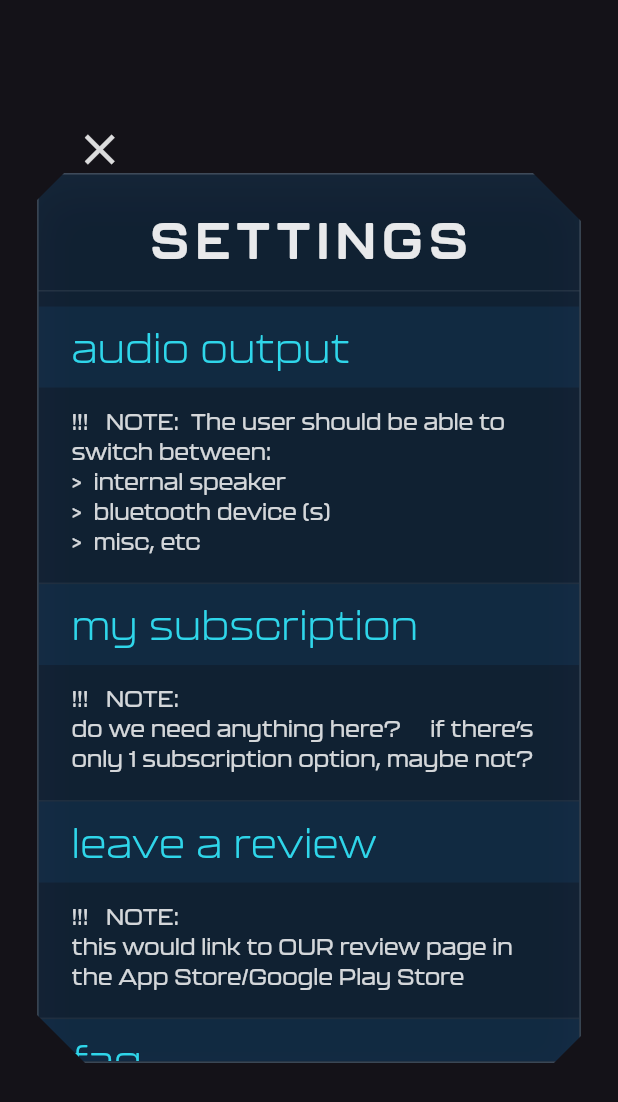
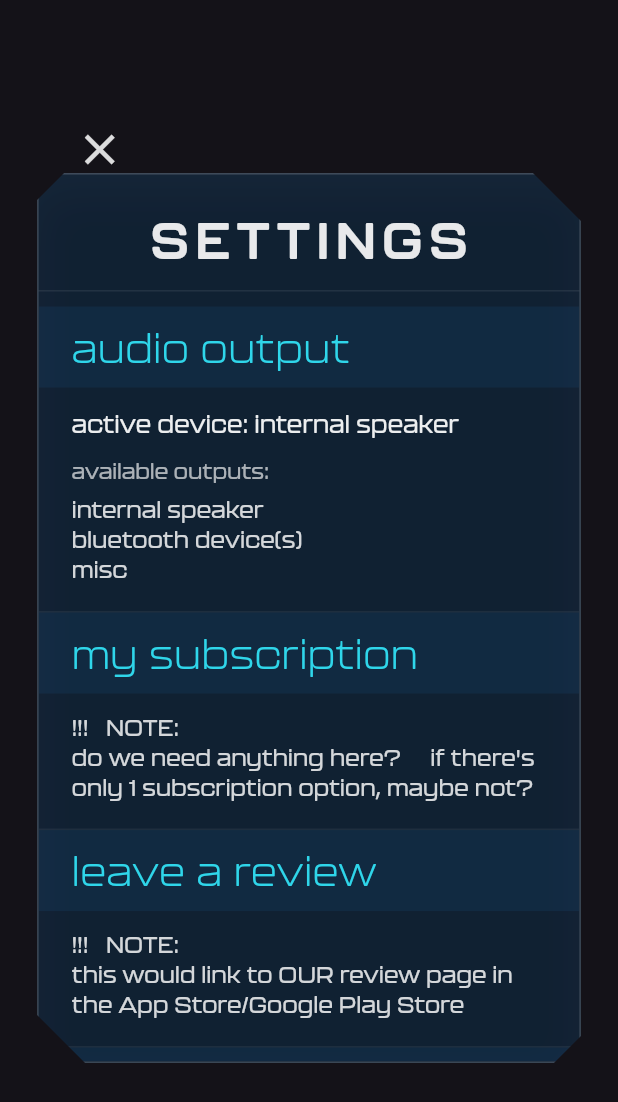
Before and after one commit to xyryc/tinnitus_relief_app, a Flutter app: the SettingsModal widget shown alone on an empty page, opened directly, on a phone screen of 412 x 824 dp. Shown: the top 1102 px of the screen. Run offline on Flutter 3.47's test engine with Material 3 defaults, Android fonts, the phone set to English and light mode, and no system bars; our stand-ins replace audioplayers.

Commit message:
added currently active output device info

```diff
--- a/lib/screens/home_screen.dart
+++ b/lib/screens/home_screen.dart
@@ -39,6 +39,7 @@ class _HomeScreenState extends State<HomeScreen> with TickerProviderStateMixin {
 
   // Volume
   double _volume = 0.7; // 70% volume
+  final String _activeOutputDevice = 'internal speaker';
 
   // Fade animation controller
   AnimationController? _fadeController;
@@ -239,7 +240,7 @@ class _HomeScreenState extends State<HomeScreen> with TickerProviderStateMixin {
       pageBuilder: (_, __, ___) {
         return BackdropFilter(
           filter: ImageFilter.blur(sigmaX: 10.0, sigmaY: 10.0),
-          child: const SettingsModal(),
+          child: SettingsModal(activeOutputDevice: _activeOutputDevice),
         );
       },
     );
--- a/lib/widgets/settings_modal.dart
+++ b/lib/widgets/settings_modal.dart
@@ -2,7 +2,12 @@ import 'dart:ui';
 import 'package:flutter/material.dart';
 
 class SettingsModal extends StatelessWidget {
-  const SettingsModal();
+  final String activeOutputDevice;
+
+  const SettingsModal({
+    super.key,
+    this.activeOutputDevice = 'internal speaker',
+  });
 
   @override
   Widget build(BuildContext context) {
@@ -38,7 +43,7 @@ class SettingsModal extends StatelessWidget {
                           color: Colors.black.withOpacity(0.35),
                           blurRadius: 24,
                           offset: const Offset(0, 14),
-                        )
+                        ),
                       ],
                     ),
                     child: Column(
@@ -47,7 +52,7 @@ class SettingsModal extends StatelessWidget {
                         Padding(
                           padding: const EdgeInsets.only(top: 18, bottom: 10),
                           child: Text(
-                            "SETTINGS",
+                            'SETTINGS',
                             style: TextStyle(
                               color: Colors.white.withOpacity(0.9),
                               fontSize: 34,
@@ -67,37 +72,27 @@ class SettingsModal extends StatelessWidget {
                         Expanded(
                           child: ListView(
                             padding: const EdgeInsets.only(bottom: 18),
-                            children: const [
-                              SizedBox(height: 10),
-
-                              _SectionHeader("audio output"),
-                              _SectionBody(
-                                "!!!   NOTE:  The user should be able to switch between:\n"
-                                    ">  internal speaker\n"
-                                    ">  bluetooth device (s)\n"
-                                    ">  misc, etc",
+                            children: [
+                              const SizedBox(height: 10),
+                              const _SectionHeader('audio output'),
+                              _AudioOutputBody(activeOutputDevice: activeOutputDevice),
+                              const _SectionHeader('my subscription'),
+                              const _SectionBody(
+                                '!!!   NOTE:\n'
+                                "do we need anything here?     if there's only 1 subscription option, maybe not?",
                               ),
-
-                              _SectionHeader("my subscription"),
-                              _SectionBody(
-                                "!!!   NOTE:\n"
-                                    "do we need anything here?     if there’s only 1 subscription option, maybe not?",
+                              const _SectionHeader('leave a review'),
+                              const _SectionBody(
+                                '!!!   NOTE:\n'
+                                'this would link to OUR review page in the App Store/Google Play Store',
                               ),
-
-                              _SectionHeader("leave a review"),
-                              _SectionBody(
-                                "!!!   NOTE:\n"
-                                    "this would link to OUR review page in the App Store/Google Play Store",
+                              const _SectionHeader('faq'),
+                              const _SectionBody(
+                                '!!!   note:  we can either invoke a new popup window here - with text...\n'
+                                'or...   just link to the website FAQ page?',
                               ),
-
-                              _SectionHeader("faq"),
-                              _SectionBody(
-                                "!!!   note:  we can either invoke a new popup window here - with text…\n"
-                                    "or…   just link to the website FAQ page?",
-                              ),
-
-                              _SectionHeader("legal"),
-                              _LegalLinks(),
+                              const _SectionHeader('legal'),
+                              const _LegalLinks(),
                             ],
                           ),
                         ),
@@ -123,6 +118,58 @@ class SettingsModal extends StatelessWidget {
             ),
           ],
         ),
+      ),
+    );
+  }
+}
+
+class _AudioOutputBody extends StatelessWidget {
+  final String activeOutputDevice;
+
+  const _AudioOutputBody({required this.activeOutputDevice});
+
+  @override
+  Widget build(BuildContext context) {
+    return Container(
+      padding: const EdgeInsets.fromLTRB(22, 12, 22, 18),
+      decoration: BoxDecoration(
+        color: Colors.transparent,
+        border: Border(
+          bottom: BorderSide(color: Colors.white.withOpacity(0.06), width: 1),
+        ),
+      ),
+      child: Column(
+        crossAxisAlignment: CrossAxisAlignment.start,
+        children: [
+          Text(
+            'active device: $activeOutputDevice',
+            style: TextStyle(
+              color: Colors.white.withOpacity(0.92),
+              fontSize: 16,
+              fontWeight: FontWeight.w500,
+              letterSpacing: 0.2,
+            ),
+          ),
+          const SizedBox(height: 10),
+          Text(
+            'available outputs:',
+            style: TextStyle(
+              color: Colors.white.withOpacity(0.65),
+              fontSize: 14,
+              letterSpacing: 0.2,
+            ),
+          ),
+          const SizedBox(height: 6),
+          Text(
+            'internal speaker\nbluetooth device(s)\nmisc',
+            style: TextStyle(
+              color: Colors.white.withOpacity(0.82),
+              fontSize: 15,
+              height: 1.35,
+              letterSpacing: 0.2,
+            ),
+          ),
+        ],
       ),
     );
   }
@@ -205,7 +252,7 @@ class _LegalLinks extends StatelessWidget {
               ),
               const SizedBox(width: 10),
               Text(
-                "»",
+                '>>',
                 style: TextStyle(
                   color: Colors.white.withOpacity(0.55),
                   fontSize: 22,
@@ -224,8 +271,8 @@ class _LegalLinks extends StatelessWidget {
       child: Column(
         crossAxisAlignment: CrossAxisAlignment.start,
         children: [
-          link("privacy policy", () {}),
-          link("terms and conditions", () {}),
+          link('privacy policy', () {}),
+          link('terms and conditions', () {}),
         ],
       ),
     );
@@ -276,5 +323,5 @@ class _ChamferClipper extends CustomClipper<Path> {
   }
 }
 
-// tiny helper (avoid importing dart:math in your file if you don’t want to)
+// tiny helper (avoid importing dart:math in your file if you don't want to)
 double mathMin(double a, double b) => a < b ? a : b;
```
